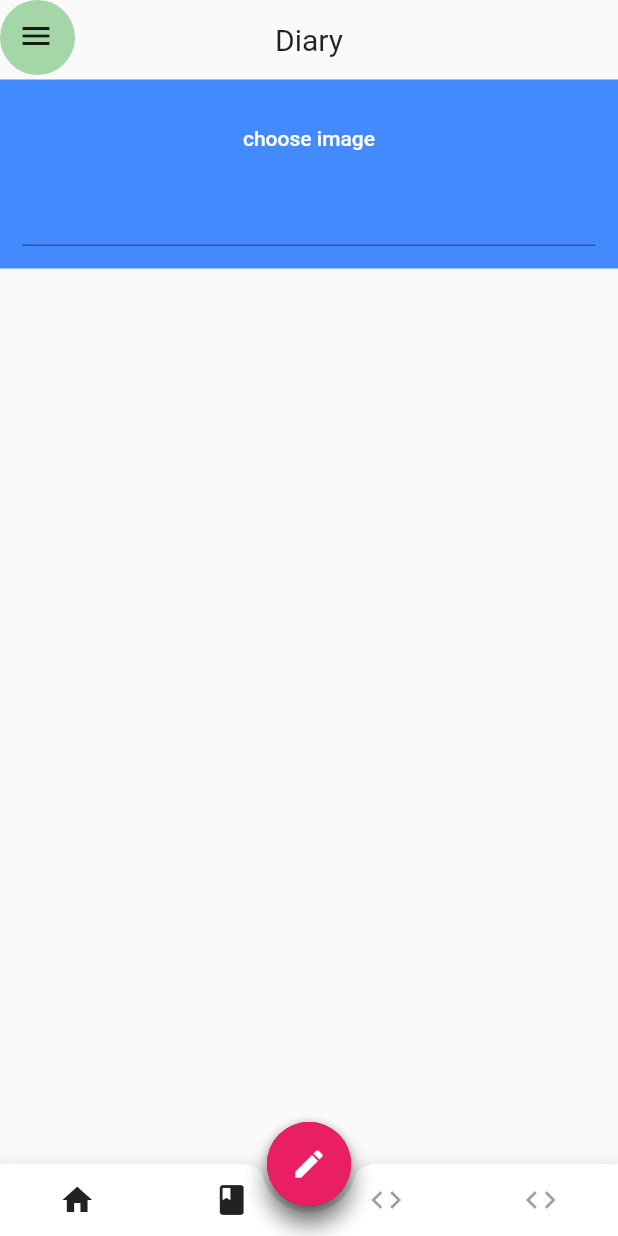
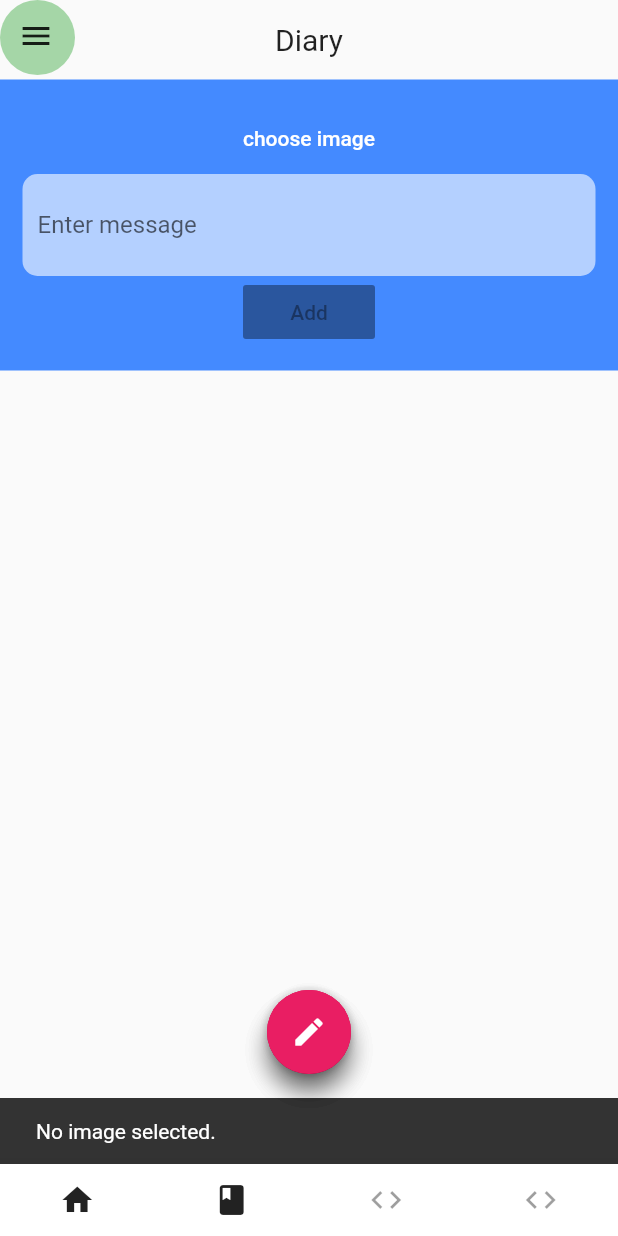
Before and after one commit to numberbee7070/headsup_app, a Flutter app: the Diary screen opened by its route, after a tap on "choose image", on a phone screen of 412 x 824 dp. Run offline on Flutter 3.47's test engine with Material 2 defaults, Android fonts, the phone set to English and light mode, and no system bars; our stand-ins replace chopper, country_code_picker, firebase_auth, firebase_core, google_sign_in, image_picker and 3 more; accounts and stored records are empty; generated files the repository leaves out were written again.

Commit message:
ui changes and image file picker

```diff
--- a/lib/pages/diary.dart
+++ b/lib/pages/diary.dart
@@ -12,7 +12,7 @@ class Diary extends StatefulWidget {
 }
 
 class _DiaryState extends State<Diary> {
-  final Key _scaffold = GlobalKey<ScaffoldState>();
+  final GlobalKey<ScaffoldState> _scaffold = GlobalKey<ScaffoldState>();
   File _image;
   @override
   Widget build(BuildContext context) {
@@ -58,11 +58,24 @@ class _DiaryState extends State<Diary> {
                             ),
                           ),
                           Container(
+                            padding: EdgeInsets.all(10.0),
+                            decoration: BoxDecoration(
+                              color: Colors.white60,
+                              borderRadius: BorderRadius.circular(10.0),
+                            ),
                             child: TextField(
+                              decoration: InputDecoration(
+                                border: InputBorder.none,
+                                hintText: "Enter message",
+                              ),
                               minLines: 1,
                               maxLines: 5,
                             ),
                           ),
+                          RaisedButton(
+                            onPressed: null,
+                            child: Text("Add"),
+                          )
                         ],
                       ),
                     ),
@@ -83,7 +96,7 @@ class _DiaryState extends State<Diary> {
   final picker = ImagePicker();
 
   Future<void> selectImage() async {
-    final pickedFile = await picker.getImage(source: ImageSource.camera);
+    final pickedFile = await picker.getImage(source: ImageSource.gallery);
 
     setState(() {
       if (pickedFile != null) {
@@ -92,6 +105,8 @@ class _DiaryState extends State<Diary> {
           _image = File(pickedFile.path);
         });
       } else {
+        _scaffold.currentState
+            .showSnackBar(SnackBar(content: Text("No image selected.")));
         print('No image selected.');
       }
     });
```
